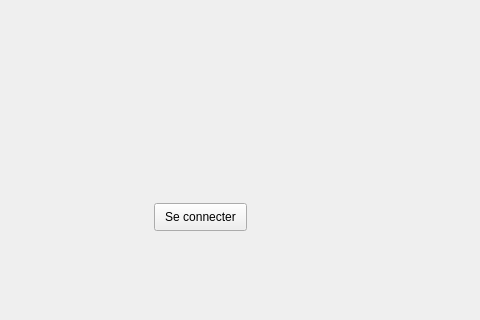
The window that Wifibot/mainwindow.ui (Luckiris/WifiBot) describes before a commit, drawn with Qt 5; both pictures show x 356 to 836 and y 313 to 633 of the 1261 by 633 pixel window.
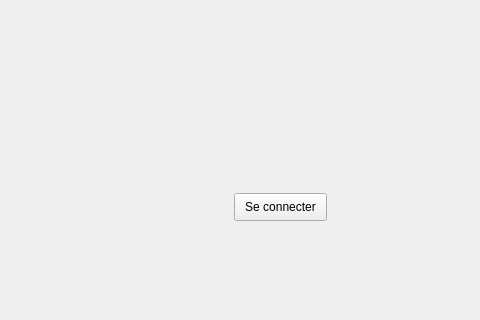
The same window after the commit.

The edit to the form file:
```diff
--- a/Wifibot/mainwindow.ui
+++ b/Wifibot/mainwindow.ui
@@ -17,8 +17,8 @@
    <widget class="QPushButton" name="buttonConnect">
     <property name="geometry">
      <rect>
-      <x>510</x>
-      <y>480</y>
+      <x>590</x>
+      <y>470</y>
       <width>93</width>
       <height>28</height>
      </rect>
```
Left out of the diff: 2 changed lines with no effect on the pictures.
